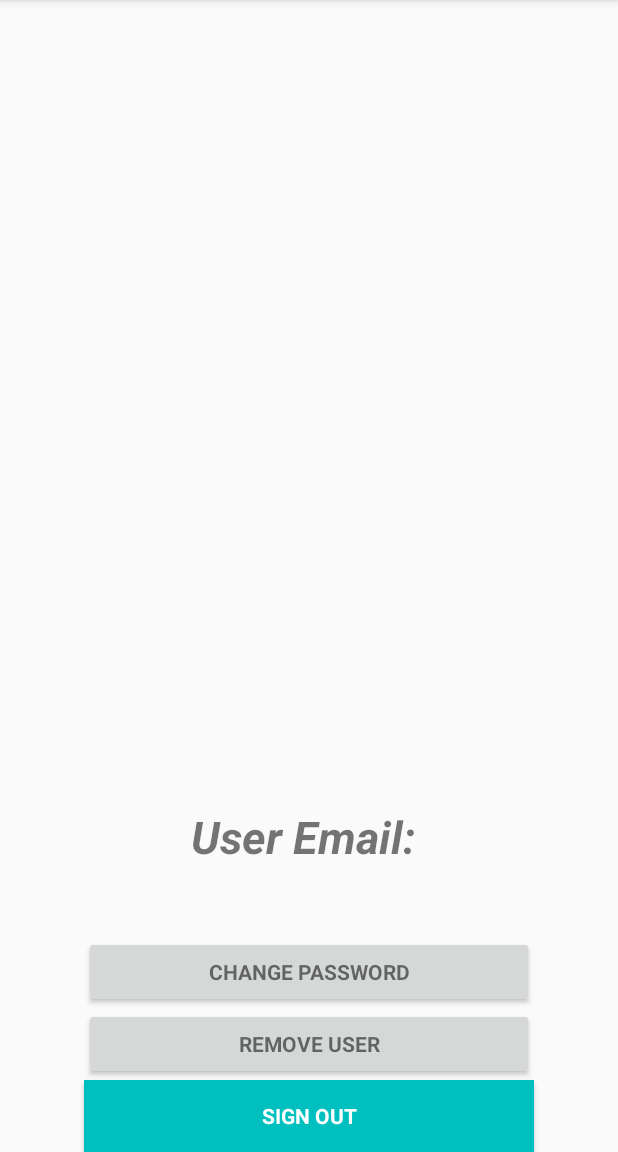
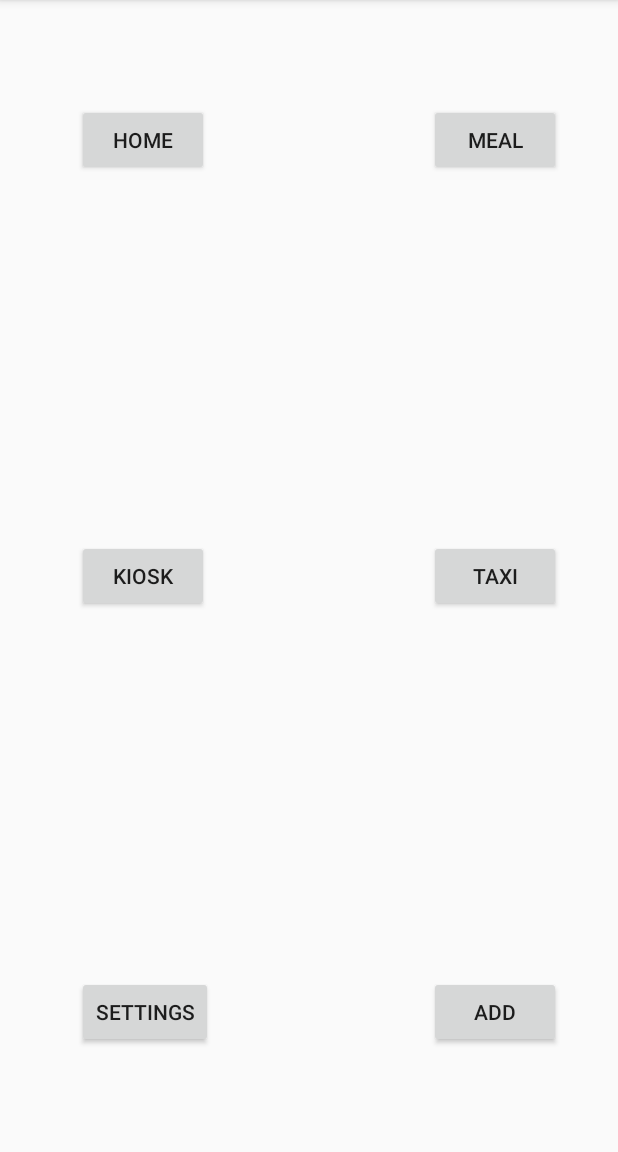
Before and after one commit to ShadowGhost228/MyDaily, an Android app: the screen it shows after launch once a user with an empty profile is signed in (MainActivity before the commit, SecondActivity after it), on a phone screen of 412 x 824 dp, the part 84-1236 px from its top. Run offline under Robolectric (Android 15) with nearby library versions, the phone set to English and light mode, and no system bars; our stand-ins replace Firebase (no records; nobody signed in at launch, a user with empty details on screens opened directly).

Commit message:
Second Activity
Rajout du second Actibity avec les différents boutons.

```diff
--- a/app/build.gradle
+++ b/app/build.gradle
@@ -36,4 +36,5 @@ dependencies {
 
 
 
+
 apply plugin: 'com.google.gms.google-services'
--- a/app/src/main/AndroidManifest.xml
+++ b/app/src/main/AndroidManifest.xml
@@ -20,7 +20,8 @@
         </activity>
         <activity android:name=".MainActivity" />
         <activity android:name=".AccountActivity.SignUpActivity" />
-        <activity android:name=".AccountActivity.ResetPasswordActivity"></activity>
+        <activity android:name=".AccountActivity.ResetPasswordActivity" />
+        <activity android:name=".SecondActivity"></activity>
     </application>
 
 </manifest>
--- a/app/src/main/java/com/esiea/mydaily/MainActivity.java
+++ b/app/src/main/java/com/esiea/mydaily/MainActivity.java
@@ -167,8 +167,10 @@ public class MainActivity extends AppCompatActivity {
     @SuppressLint("SetTextI18n")
     private void setDataToView(FirebaseUser user) {
 
-        email.setText("User Email: " + user.getEmail());
-
+        //email.setText("User Email: " + user.getEmail());
+       // setContentView(R.layout.activity_second);
+        Intent intent1= new Intent(MainActivity.this , SecondActivity.class);
+        startActivity(intent1);
 
     }
 
--- /dev/null
+++ b/app/src/main/java/com/esiea/mydaily/SecondActivity.java
@@ -0,0 +1,14 @@
+package com.esiea.mydaily;
+
+import android.support.v7.app.AppCompatActivity;
+import android.os.Bundle;
+
+public class SecondActivity extends AppCompatActivity {
+
+    @Override
+    protected void onCreate(Bundle savedInstanceState) {
+        super.onCreate(savedInstanceState);
+        setContentView(R.layout.activity_second);
+
+    }
+}
--- /dev/null
+++ b/app/src/main/res/layout/activity_second.xml
@@ -0,0 +1,68 @@
+<?xml version="1.0" encoding="utf-8"?>
+<RelativeLayout xmlns:android="http://schemas.android.com/apk/res/android"
+    xmlns:app="http://schemas.android.com/apk/res-auto"
+    xmlns:tools="http://schemas.android.com/tools"
+    android:layout_width="match_parent"
+    android:layout_height="match_parent"
+    tools:context="com.esiea.mydaily.SecondActivity">
+
+    <Button
+        android:id="@+id/button_Home"
+        android:layout_width="wrap_content"
+        android:layout_height="wrap_content"
+        android:layout_alignParentLeft="true"
+        android:layout_alignParentStart="true"
+        android:layout_alignParentTop="true"
+        android:layout_marginLeft="51dp"
+        android:layout_marginStart="51dp"
+        android:layout_marginTop="69dp"
+        android:text="Home" />
+
+    <Button
+        android:id="@+id/button_Meal"
+        android:layout_width="wrap_content"
+        android:layout_height="wrap_content"
+        android:layout_alignBottom="@+id/button_Home"
+        android:layout_alignParentEnd="true"
+        android:layout_alignParentRight="true"
+        android:layout_marginEnd="38dp"
+        android:layout_marginRight="38dp"
+        android:text="Meal" />
+
+    <Button
+        android:id="@+id/button_Kiosk"
+        android:layout_width="wrap_content"
+        android:layout_height="wrap_content"
+        android:layout_alignLeft="@+id/button_Home"
+        android:layout_alignStart="@+id/button_Home"
+        android:layout_centerVertical="true"
+        android:text="Kiosk" />
+
+    <Button
+        android:id="@+id/button_Taxi"
+        android:layout_width="wrap_content"
+        android:layout_height="wrap_content"
+        android:layout_alignLeft="@+id/button_Meal"
+        android:layout_alignStart="@+id/button_Meal"
+        android:layout_centerVertical="true"
+        android:text="Taxi" />
+
+    <Button
+        android:id="@+id/button_Settings"
+        android:layout_width="wrap_content"
+        android:layout_height="wrap_content"
+        android:layout_alignLeft="@+id/button_Kiosk"
+        android:layout_alignParentBottom="true"
+        android:layout_alignStart="@+id/button_Kiosk"
+        android:layout_marginBottom="69dp"
+        android:text="Settings" />
+
+    <Button
+        android:id="@+id/button_Add"
+        android:layout_width="wrap_content"
+        android:layout_height="wrap_content"
+        android:layout_alignBottom="@+id/button_Settings"
+        android:layout_alignLeft="@+id/button_Taxi"
+        android:layout_alignStart="@+id/button_Taxi"
+        android:text="Add" />
+</RelativeLayout>
```
